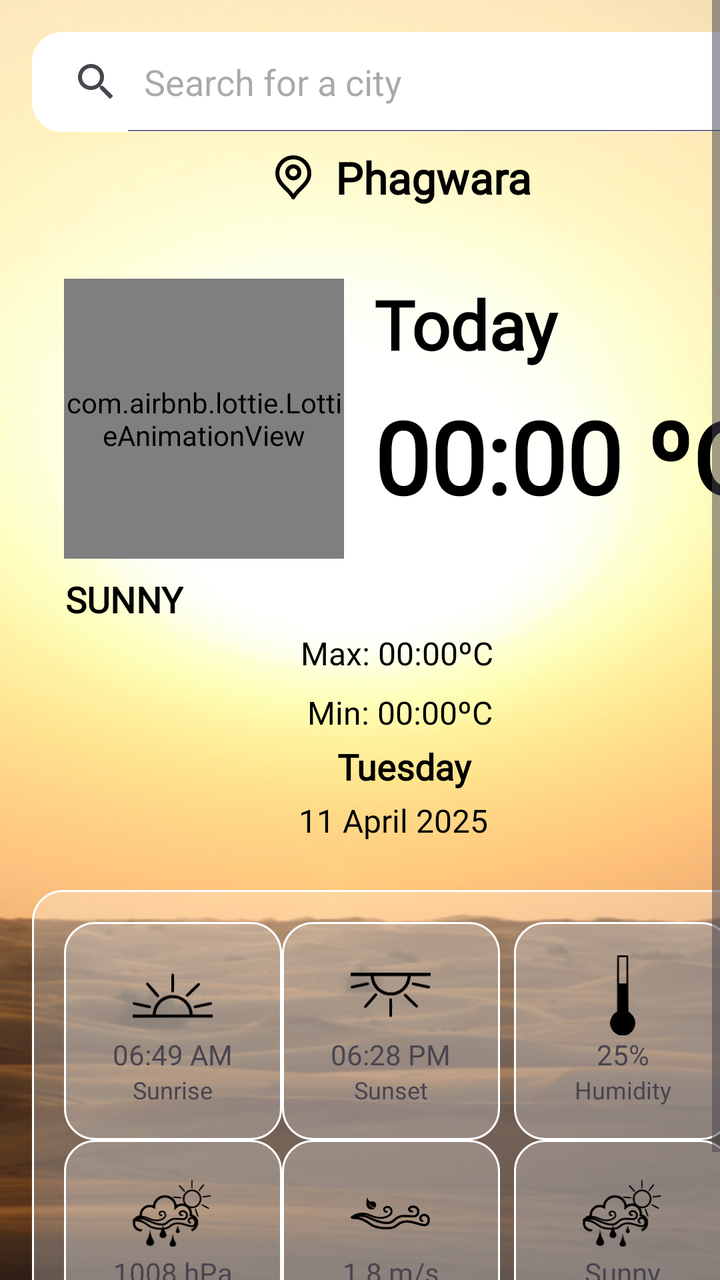
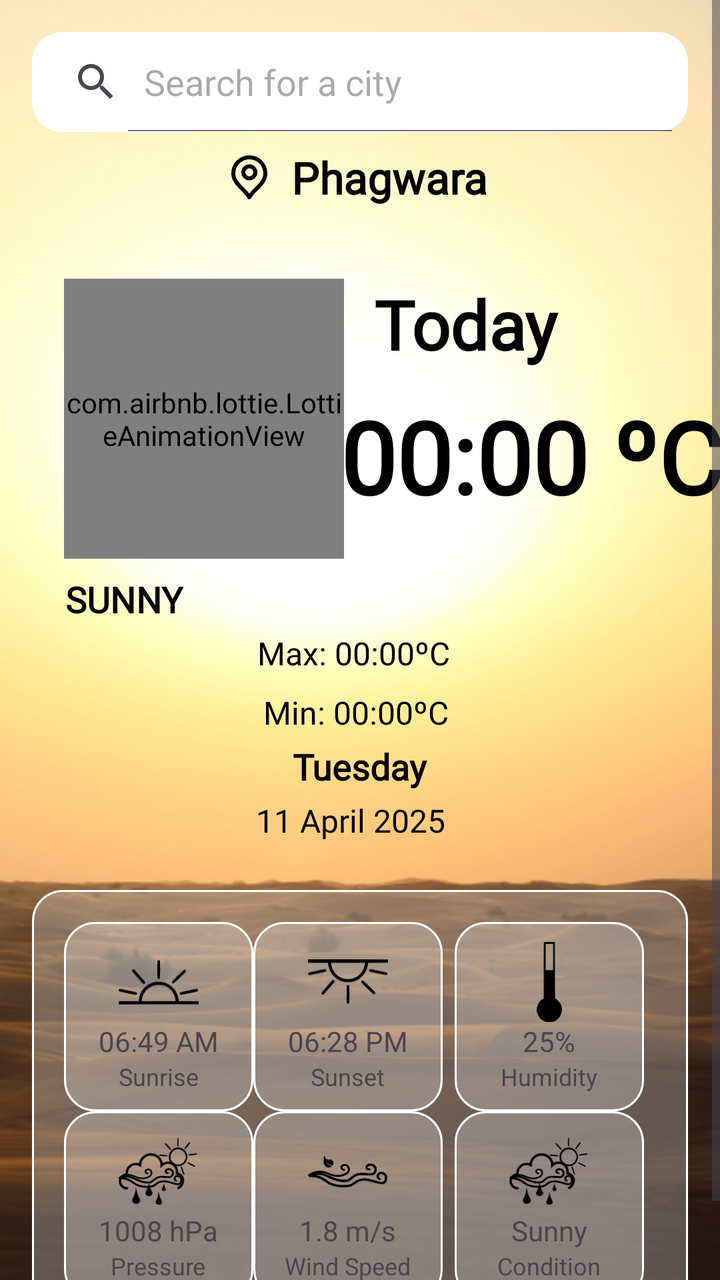

Compare the two renders of this Android layout. The source of the first and the diff that turns it into the second are given below.
<!-- AndroidManifest.xml: application theme Theme.CropTrack -->
<!-- res/layout/fragment_climate.xml -->
<?xml version="1.0" encoding="utf-8"?>
<ScrollView
    xmlns:android="http://schemas.android.com/apk/res/android"
    xmlns:app="http://schemas.android.com/apk/res-auto"
    xmlns:tools="http://schemas.android.com/tools"
    android:layout_width="match_parent"
    android:layout_height="match_parent"
    android:fillViewport="true">

    <HorizontalScrollView
        android:layout_width="wrap_content"
        android:layout_height="wrap_content">


    <androidx.constraintlayout.widget.ConstraintLayout
        android:id="@+id/main"
        android:layout_width="match_parent"
        android:layout_height="match_parent"
        android:background="@drawable/sunny_background">

        <SearchView
            android:id="@+id/searchView"
            android:layout_width="0dp"
            android:layout_height="50dp"
            android:layout_margin="16dp"
            android:layout_marginTop="70dp"
            android:background="@drawable/searchviewshape"
            android:iconifiedByDefault="false"
            android:queryHint="Search for a city"
            app:layout_constraintEnd_toEndOf="parent"
            app:layout_constraintStart_toStartOf="parent"
            app:layout_constraintTop_toTopOf="parent" />

        <TextView
            android:id="@+id/cityName"
            android:layout_width="wrap_content"
            android:layout_height="wrap_content"
            android:layout_marginTop="8dp"
            android:drawablePadding="12dp"
            android:fontFamily="@font/merriweathersans_medium"
            android:text="Phagwara"
            android:textColor="@color/black"
            android:textSize="22sp"
            android:textStyle="bold"
            app:drawableLeftCompat="@drawable/loctaion"
            app:layout_constraintEnd_toEndOf="parent"
            app:layout_constraintHorizontal_bias="0.498"
            app:layout_constraintStart_toStartOf="parent"
            app:layout_constraintTop_toBottomOf="@+id/searchView" />


        <com.airbnb.lottie.LottieAnimationView
            android:id="@+id/lottieAnimationView"
            android:layout_width="140dp"
            android:layout_height="140dp"
            android:layout_marginStart="32dp"
            android:layout_marginTop="36dp"
            app:layout_constraintEnd_toStartOf="@+id/textView2"
            app:layout_constraintStart_toStartOf="parent"
            app:layout_constraintTop_toBottomOf="@id/cityName"
            app:lottie_autoPlay="true"
            app:lottie_loop="true"
            app:lottie_rawRes="@raw/sun" />

        <TextView
            android:id="@+id/temp"
            android:layout_width="wrap_content"
            android:layout_height="wrap_content"
            android:layout_marginTop="10dp"
            android:fontFamily="@font/merriweathersans_semibold"
            android:text="@string/_00_00_c"
            android:layout_marginRight="5dp"
            android:paddingRight="5dp"
            android:textColor="@color/black"
            android:textSize="50sp"
            android:textStyle="bold"
            app:layout_constraintEnd_toEndOf="@id/textView2"
            app:layout_constraintHorizontal_bias="0.384"
            app:layout_constraintStart_toStartOf="@id/textView2"
            app:layout_constraintTop_toBottomOf="@id/textView2" />


        <TextView
            android:id="@+id/textView4"
            android:layout_width="wrap_content"
            android:layout_height="wrap_content"
            android:layout_marginTop="8dp"
            android:fontFamily="@font/merriweathersans_regular"
            android:text="SUNNY"
            android:textAllCaps="true"
            android:textColor="@color/black"
            android:textSize="18sp"
            android:textStyle="bold"
            app:layout_constraintEnd_toEndOf="@id/lottieAnimationView"
            app:layout_constraintHorizontal_bias="0.29"
            app:layout_constraintStart_toStartOf="parent"
            app:layout_constraintTop_toBottomOf="@id/lottieAnimationView" />


        <TextView
            android:id="@+id/maxTemp"
            android:layout_width="wrap_content"
            android:layout_height="wrap_content"
            android:layout_marginTop="4dp"
            android:fontFamily="@font/merriweathersans_regular"
            android:text="Max: 00:00ºC"
            android:textColor="@color/black"
            android:textSize="16sp"
            app:layout_constraintEnd_toEndOf="parent"
            app:layout_constraintHorizontal_bias="0.488"
            app:layout_constraintStart_toStartOf="parent"
            app:layout_constraintTop_toBottomOf="@id/textView4" />

        <TextView
            android:id="@+id/minTemp"
            android:layout_width="wrap_content"
            android:layout_height="wrap_content"
            android:layout_marginTop="8dp"
            android:fontFamily="@font/merriweathersans_regular"
            android:text="Min: 00:00ºC"
            android:textColor="@color/black"
            android:textSize="16sp"
            app:layout_constraintEnd_toEndOf="parent"
            app:layout_constraintHorizontal_bias="0.493"
            app:layout_constraintStart_toStartOf="parent"
            app:layout_constraintTop_toBottomOf="@id/maxTemp" />

        <TextView
            android:id="@+id/day"
            android:layout_width="wrap_content"
            android:layout_height="wrap_content"
            android:layout_marginTop="4dp"
            android:fontFamily="@font/merriweathersans_bold"
            android:text="@string/tuesday"
            android:textColor="@color/black"
            android:textSize="18sp"
            android:textStyle="bold"
            app:layout_constraintEnd_toEndOf="parent"
            app:layout_constraintStart_toStartOf="parent"
            app:layout_constraintTop_toBottomOf="@id/minTemp" />

        <TextView
            android:id="@+id/textView2"
            android:layout_width="0dp"
            android:layout_height="wrap_content"
            android:layout_marginStart="15dp"
            android:layout_marginTop="36dp"
            android:layout_marginEnd="16dp"
            android:fontFamily="@font/merriweathersans_bold"
            android:text="Today"
            android:textColor="@color/black"
            android:textSize="34sp"
            android:textStyle="bold"
            app:layout_constraintEnd_toEndOf="parent"
            app:layout_constraintStart_toEndOf="@id/lottieAnimationView"
            app:layout_constraintTop_toBottomOf="@id/cityName" />

        <TextView
            android:id="@+id/date"
            android:layout_width="wrap_content"
            android:layout_height="wrap_content"
            android:layout_marginTop="4dp"
            android:fontFamily="@font/merriweathersans_regular"
            android:text="@string/_11_april_2025"
            android:textColor="@color/black"
            android:textSize="16sp"
            app:layout_constraintEnd_toEndOf="parent"
            app:layout_constraintHorizontal_bias="0.482"
            app:layout_constraintStart_toStartOf="parent"
            android:paddingBottom="8dp"
            app:layout_constraintTop_toBottomOf="@id/day" />

        <FrameLayout
            android:id="@+id/forecastFrame"
            android:layout_width="0dp"
            android:layout_height="wrap_content"
            android:layout_margin="16dp"
            android:background="@drawable/backgroundshape"
            app:layout_constraintBottom_toBottomOf="parent"
            app:layout_constraintEnd_toEndOf="parent"
            app:layout_constraintStart_toStartOf="parent"
            app:layout_constraintTop_toBottomOf="@id/date">

            <androidx.constraintlayout.widget.ConstraintLayout
                android:layout_width="match_parent"
                android:layout_height="wrap_content"
                android:padding="16dp">

                
                <LinearLayout
                    android:id="@+id/ll_sunrise"
                    android:layout_width="0dp"
                    android:layout_height="0dp"
                    android:orientation="vertical"
                    android:gravity="center"
                    android:background="@drawable/backgroundshape"
                    android:padding="10dp"
                    app:layout_constraintWidth_percent="0.32"
                    app:layout_constraintDimensionRatio="1:1"
                    app:layout_constraintStart_toStartOf="parent"
                    app:layout_constraintTop_toTopOf="parent">

                    <ImageView
                        android:layout_width="40dp"
                        android:layout_height="40dp"
                        app:srcCompat="@drawable/sunrise"/>

                    <TextView
                        android:id="@+id/sunrisetime"
                        android:layout_width="wrap_content"
                        android:layout_height="wrap_content"
                        android:text="06:49 AM"/>

                    <TextView
                        android:layout_width="wrap_content"
                        android:layout_height="wrap_content"
                        android:text="Sunrise"
                        android:textSize="12sp"/>

                </LinearLayout>


                
                <LinearLayout
                    android:id="@+id/ll_sunset"
                    android:layout_width="0dp"
                    android:layout_height="0dp"
                    android:orientation="vertical"
                    android:gravity="center"
                    android:background="@drawable/backgroundshape"
                    android:padding="10dp"
                    app:layout_constraintWidth_percent="0.32"
                    app:layout_constraintDimensionRatio="1:1"
                    app:layout_constraintStart_toEndOf="@id/ll_sunrise"
                    app:layout_constraintTop_toTopOf="parent">

                    <ImageView
                        android:layout_width="40dp"
                        android:layout_height="40dp"
                        app:srcCompat="@drawable/sunset"/>

                    <TextView
                        android:id="@+id/sunsettime"
                        android:layout_width="wrap_content"
                        android:layout_height="wrap_content"
                        android:text="06:28 PM"/>

                    <TextView
                        android:layout_width="wrap_content"
                        android:layout_height="wrap_content"
                        android:text="Sunset"
                        android:textSize="12sp"/>

                </LinearLayout>


                
                <LinearLayout
                    android:id="@+id/LL_humidity"
                    android:layout_width="0dp"
                    android:layout_height="0dp"
                    android:orientation="vertical"
                    android:gravity="center"
                    android:background="@drawable/backgroundshape"
                    android:padding="10dp"
                    app:layout_constraintWidth_percent="0.32"
                    app:layout_constraintDimensionRatio="1:1"
                    app:layout_constraintStart_toEndOf="@id/ll_sunset"
                    app:layout_constraintEnd_toEndOf="parent"
                    app:layout_constraintTop_toTopOf="parent">

                    <ImageView
                        android:layout_width="40dp"
                        android:layout_height="40dp"
                        app:srcCompat="@drawable/humidity"/>

                    <TextView
                        android:id="@+id/humiditymeasure"
                        android:layout_width="wrap_content"
                        android:layout_height="wrap_content"
                        android:text="25%"/>

                    <TextView
                        android:layout_width="wrap_content"
                        android:layout_height="wrap_content"
                        android:text="Humidity"
                        android:textSize="12sp"/>

                </LinearLayout>


                
                <LinearLayout
                    android:id="@+id/ll_sea"
                    android:layout_width="0dp"
                    android:layout_height="0dp"
                    android:orientation="vertical"
                    android:gravity="center"
                    android:background="@drawable/backgroundshape"
                    android:padding="10dp"
                    app:layout_constraintWidth_percent="0.32"
                    app:layout_constraintDimensionRatio="1:1"
                    app:layout_constraintTop_toBottomOf="@id/ll_sunrise"
                    app:layout_constraintStart_toStartOf="parent">

                    <ImageView
                        android:layout_width="40dp"
                        android:layout_height="40dp"
                        app:srcCompat="@drawable/conditions"/>

                    <TextView
                        android:id="@+id/sealevel"
                        android:layout_width="wrap_content"
                        android:layout_height="wrap_content"
                        android:text="1008 hPa"/>

                    <TextView
                        android:layout_width="wrap_content"
                        android:layout_height="wrap_content"
                        android:text="Pressure"
                        android:textSize="12sp"/>

                </LinearLayout>


                
                <LinearLayout
                    android:id="@+id/ll_wind"
                    android:layout_width="0dp"
                    android:layout_height="0dp"
                    android:orientation="vertical"
                    android:gravity="center"
                    android:background="@drawable/backgroundshape"
                    android:padding="10dp"
                    app:layout_constraintWidth_percent="0.32"
                    app:layout_constraintDimensionRatio="1:1"
                    app:layout_constraintTop_toBottomOf="@id/ll_sunrise"
                    app:layout_constraintStart_toEndOf="@id/ll_sea">

                    <ImageView
                        android:layout_width="40dp"
                        android:layout_height="40dp"
                        app:srcCompat="@drawable/wind"/>

                    <TextView
                        android:id="@+id/windspeedmeasurement"
                        android:layout_width="wrap_content"
                        android:layout_height="wrap_content"
                        android:text="1.8 m/s"/>

                    <TextView
                        android:layout_width="wrap_content"
                        android:layout_height="wrap_content"
                        android:text="Wind Speed"
                        android:textSize="12sp"/>

                </LinearLayout>


                
                <LinearLayout
                    android:id="@+id/ll_condition"
                    android:layout_width="0dp"
                    android:layout_height="0dp"
                    android:orientation="vertical"
                    android:gravity="center"
                    android:background="@drawable/backgroundshape"
                    android:padding="10dp"
                    app:layout_constraintWidth_percent="0.32"
                    app:layout_constraintDimensionRatio="1:1"
                    app:layout_constraintTop_toBottomOf="@id/ll_sunrise"
                    app:layout_constraintStart_toEndOf="@id/ll_wind"
                    app:layout_constraintEnd_toEndOf="parent">

                    <ImageView
                        android:layout_width="40dp"
                        android:layout_height="40dp"
                        app:srcCompat="@drawable/conditions"/>

                    <TextView
                        android:id="@+id/sunnycheck"
                        android:layout_width="wrap_content"
                        android:layout_height="wrap_content"
                        android:text="Sunny"/>

                    <TextView
                        android:layout_width="wrap_content"
                        android:layout_height="wrap_content"
                        android:text="Condition"
                        android:textSize="12sp"/>

                </LinearLayout>

            </androidx.constraintlayout.widget.ConstraintLayout>
        </FrameLayout>

    </androidx.constraintlayout.widget.ConstraintLayout>

    </HorizontalScrollView>
</ScrollView>
<!-- resources referenced by this layout -->
<resources>
  <color name="black">#FF000000</color>
  <!-- drawable backgroundshape (drawable) -->
  <?xml version="1.0" encoding="utf-8"?>
  <shape xmlns:android="http://schemas.android.com/apk/res/android">
  <solid android:color="#40FFFFFF"/>
      <corners android:radius="15dp"/>
  <stroke android:color="@color/white" android:width="1dp"/>
  
  </shape>
  <!-- drawable conditions: vector/xml drawable (drawable, 9111 chars, omitted) -->
  <!-- drawable humidity (drawable) -->
  <vector xmlns:android="http://schemas.android.com/apk/res/android"
      android:width="10dp"
      android:height="32dp"
      android:viewportWidth="10"
      android:viewportHeight="32">
    <path
        android:pathData="M2.891,0.064C2.831,0.124 2.786,5.203 2.786,11.337L2.772,22.505L2.101,22.942C0.759,23.801 -0.18,25.956 0.029,27.644C0.238,29.332 1.341,30.87 2.921,31.653C3.487,31.94 3.86,32 5.022,32C6.229,32 6.557,31.94 7.183,31.638C9.702,30.372 10.716,27.283 9.464,24.721C9.151,24.088 7.69,22.58 7.392,22.58C7.318,22.58 7.243,17.984 7.228,11.307L7.183,0.049L5.082,0.004C3.934,-0.011 2.95,0.019 2.891,0.064ZM6.513,6.002V11.277H5.022H3.532V6.002V0.727H5.022H6.513V6.002Z"
        android:fillColor="#000000"/>
  </vector>
  <!-- drawable loctaion (drawable) -->
  <vector xmlns:android="http://schemas.android.com/apk/res/android"
      android:width="18dp"
      android:height="22dp"
      android:viewportWidth="18"
      android:viewportHeight="22">
    <path
        android:pathData="M9,11.5C10.657,11.5 12,10.157 12,8.5C12,6.843 10.657,5.5 9,5.5C7.343,5.5 6,6.843 6,8.5C6,10.157 7.343,11.5 9,11.5Z"
        android:strokeLineJoin="round"
        android:strokeWidth="2"
        android:fillColor="#00000000"
        android:strokeColor="#000000"
        android:strokeLineCap="round"/>
    <path
        android:pathData="M9,21C11,17 17,14.418 17,9C17,4.582 13.418,1 9,1C4.582,1 1,4.582 1,9C1,14.418 7,17 9,21Z"
        android:strokeLineJoin="round"
        android:strokeWidth="2"
        android:fillColor="#00000000"
        android:strokeColor="#000000"
        android:strokeLineCap="round"/>
  </vector>
  <!-- drawable searchviewshape (drawable) -->
  <?xml version="1.0" encoding="utf-8"?>
  <shape xmlns:android="http://schemas.android.com/apk/res/android">
  <solid android:color="@color/white"/>
      <corners android:radius="15dp"/>
  </shape>
  <!-- drawable sunny_background: jpg bitmap (drawable, 152761 bytes) -->
  <!-- drawable sunrise: vector/xml drawable (drawable, 2528 chars, omitted) -->
  <!-- drawable sunset: vector/xml drawable (drawable, 2488 chars, omitted) -->
  <!-- drawable wind: vector/xml drawable (drawable, 3501 chars, omitted) -->
  <string name="_00_00_c">00:00 ºC</string>
  <string name="_11_april_2025">11 April 2025</string>
  <string name="tuesday">Tuesday</string>
  <style name="Theme.CropTrack" parent="Base.Theme.CropTrack" />
  <color name="white">#FFFFFFFF</color>
  <style name="Base.Theme.CropTrack" parent="Theme.Material3.DayNight.NoActionBar">
          
          
      </style>
</resources>

<!-- the commit's change to res/layout/fragment_climate.xml (unified diff, before → after) -->
@@ -7,9 +7,7 @@
     android:layout_height="match_parent"
     android:fillViewport="true">
 
-    <HorizontalScrollView
-        android:layout_width="wrap_content"
-        android:layout_height="wrap_content">
+
 
 
     <androidx.constraintlayout.widget.ConstraintLayout
@@ -396,5 +394,5 @@
 
     </androidx.constraintlayout.widget.ConstraintLayout>
 
-    </HorizontalScrollView>
+
 </ScrollView>
